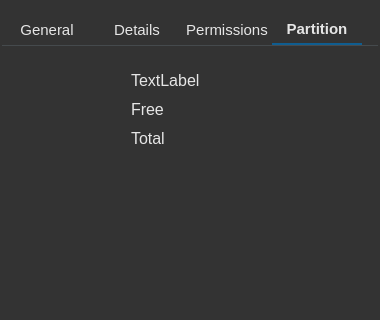
This is corefm/propertiesw.ui in rahmanshaber/corebox as Qt 5 draws it before an edit; both pictures show x 0 to 380 and y 0 to 320 of the 380 by 503 pixel window. The edited form follows.
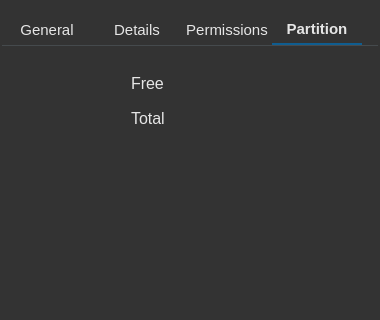
This is the edited form. The open tabs and pages were chosen to show the change. Icons and pictures are not drawn.

```diff
--- a/corefm/propertiesw.ui
+++ b/corefm/propertiesw.ui
@@ -710,43 +710,7 @@
        <property name="verticalSpacing">
         <number>10</number>
        </property>
-       <item row="2" column="1" colspan="2">
-        <widget class="QLabel" name="sizefree">
-         <property name="font">
-          <font>
-           <pointsize>12</pointsize>
-          </font>
-         </property>
-         <property name="text">
-          <string>Free</string>
-         </property>
-        </widget>
-       </item>
-       <item row="3" column="1" colspan="2">
-        <widget class="QLabel" name="sizetotal">
-         <property name="font">
-          <font>
-           <pointsize>12</pointsize>
-          </font>
-         </property>
-         <property name="text">
-          <string>Total</string>
-         </property>
-        </widget>
-       </item>
-       <item row="1" column="1" colspan="2">
-        <widget class="QLabel" name="patitionN">
-         <property name="font">
-          <font>
-           <pointsize>12</pointsize>
-          </font>
-         </property>
-         <property name="text">
-          <string>TextLabel</string>
-         </property>
-        </widget>
-       </item>
-       <item row="4" column="0" colspan="3">
+       <item row="5" column="0" colspan="3">
         <spacer name="verticalSpacer">
          <property name="orientation">
           <enum>Qt::Vertical</enum>
@@ -759,7 +723,7 @@
          </property>
         </spacer>
        </item>
-       <item row="1" column="0" rowspan="3">
+       <item row="1" column="0" rowspan="4">
         <widget class="QPushButton" name="pushButton_3">
          <property name="sizePolicy">
           <sizepolicy hsizetype="Minimum" vsizetype="Expanding">
@@ -797,6 +761,30 @@
          </property>
         </widget>
        </item>
+       <item row="1" column="1" rowspan="2" colspan="2">
+        <widget class="QLabel" name="sizefree">
+         <property name="font">
+          <font>
+           <pointsize>12</pointsize>
+          </font>
+         </property>
+         <property name="text">
+          <string>Free</string>
+         </property>
+        </widget>
+       </item>
+       <item row="3" column="1" rowspan="2" colspan="2">
+        <widget class="QLabel" name="sizetotal">
+         <property name="font">
+          <font>
+           <pointsize>12</pointsize>
+          </font>
+         </property>
+         <property name="text">
+          <string>Total</string>
+         </property>
+        </widget>
+       </item>
       </layout>
      </widget>
     </widget>
```
Left out of the diff: 2 changed lines with no effect on the pictures.
